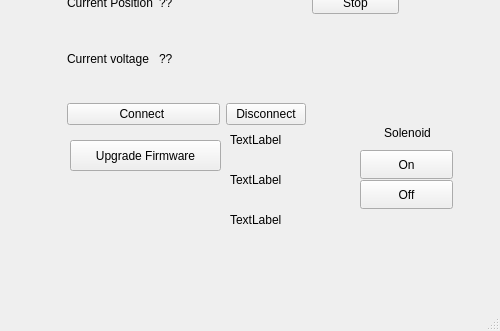
eSpark-Backup/jiangyou-picofeature, file mainwindow.ui: the form before one commit; both pictures show x 0 to 500 and y 269 to 600 of the 500 by 600 pixel window.
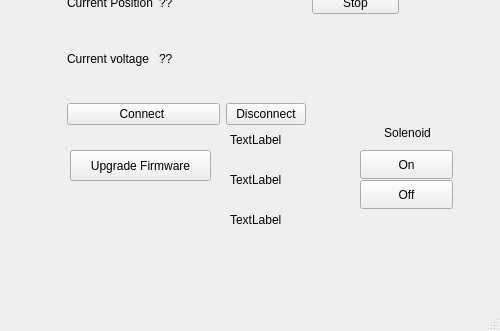
The form after the commit.

Diff of the .ui file:
```diff
--- a/mainwindow.ui
+++ b/mainwindow.ui
@@ -298,14 +298,11 @@
     <property name="geometry">
      <rect>
       <x>70</x>
-      <y>390</y>
-      <width>151</width>
+      <y>400</y>
+      <width>141</width>
       <height>31</height>
      </rect>
     </property>
-    <property name="styleSheet">
-     <string notr="true"/>
-    </property>
     <property name="text">
      <string>Upgrade Firmware</string>
     </property>
```
